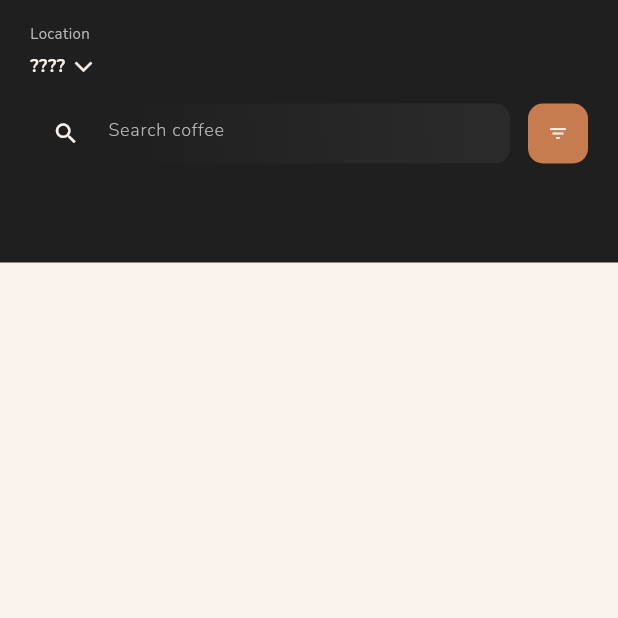
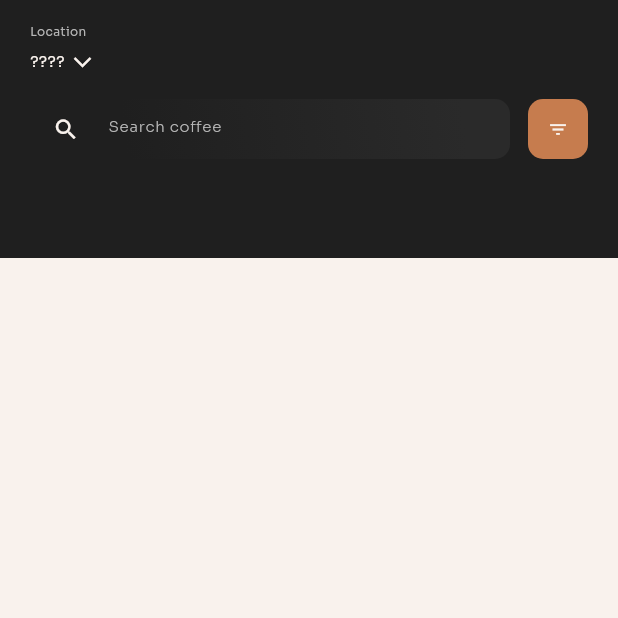
Before and after one commit to Luisz576/CoffeShopFlutter, a Flutter app: the screen it shows after launch, on a phone screen of 412 x 824 dp, the top half of it. Run offline on Flutter 3.47's test engine with Material 3 defaults, Android fonts, the phone set to English and light mode, and no system bars; our stand-ins replace either_dart, google_fonts; missing offline and left inert: auto_injector.

Commit message:
text fix

```diff
--- a/coffee_shop/lib/app/ui/screens/home_screen.dart
+++ b/coffee_shop/lib/app/ui/screens/home_screen.dart
@@ -41,9 +41,9 @@ class _HomeScreenState extends State<HomeScreen> {
 								crossAxisAlignment: CrossAxisAlignment.start,
 								children: [
 									Text(TranslatableText.text(TranslatableTextKey.LOCATION),
-										style: GoogleFonts.nunito(
+										style: GoogleFonts.sora(
 											color: CoffeeShopColors.grayColor,
-											fontSize: 10,
+											fontSize: 8,
 										),
 									),
 									const SizedBox(height: 4,),
@@ -54,10 +54,10 @@ class _HomeScreenState extends State<HomeScreen> {
 												builder: (context, child){
 													final session = sessionState.value.session;
 													return Text(session != null && session.user != null ? "${session.user!.city}, ${session.user!.state}" : "????",
-														style: GoogleFonts.nunito(
+														style: GoogleFonts.sora(
 															color: CoffeeShopColors.whiteColor,
-															fontSize: 12,
-															fontWeight: FontWeight.w700
+															fontSize: 10,
+															fontWeight: FontWeight.w400
 														),
 													);
 												},
--- a/coffee_shop/lib/app/ui/widgets/search_field.dart
+++ b/coffee_shop/lib/app/ui/widgets/search_field.dart
@@ -30,16 +30,16 @@ class SearchField extends StatelessWidget {
 						),
 						prefixIcon: const Icon(Icons.search, color: CoffeeShopColors.whiteColor, weight: 0.5, size: 18,),
 						hintText: TranslatableText.text(TranslatableTextKey.SEARCH_COFFEE),
-						hintStyle: GoogleFonts.nunito(
+						hintStyle: GoogleFonts.sora(
 							color: CoffeeShopColors.grayColor,
 							fontWeight: FontWeight.w300,
-							fontSize: 12
+							fontSize: 10
 						)
 					),
 					autocorrect: true,
-					style: GoogleFonts.nunito(
+					style: GoogleFonts.sora(
 						color: CoffeeShopColors.whiteColor,
-						fontSize: 12
+						fontSize: 10
 					),
 				),
 			),
```
Also changed, not shown: 6 other files.
